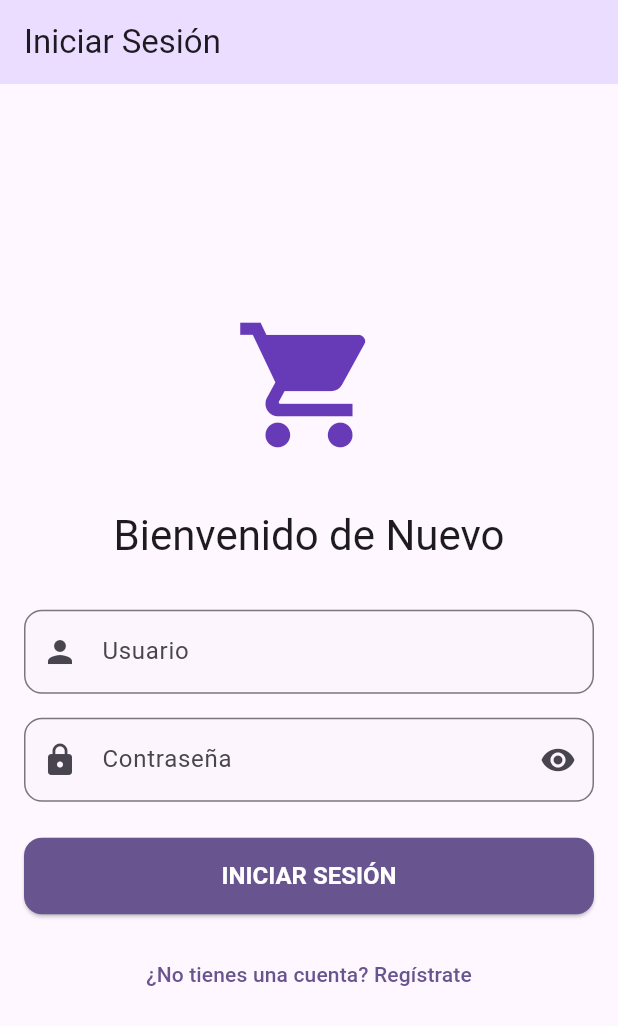
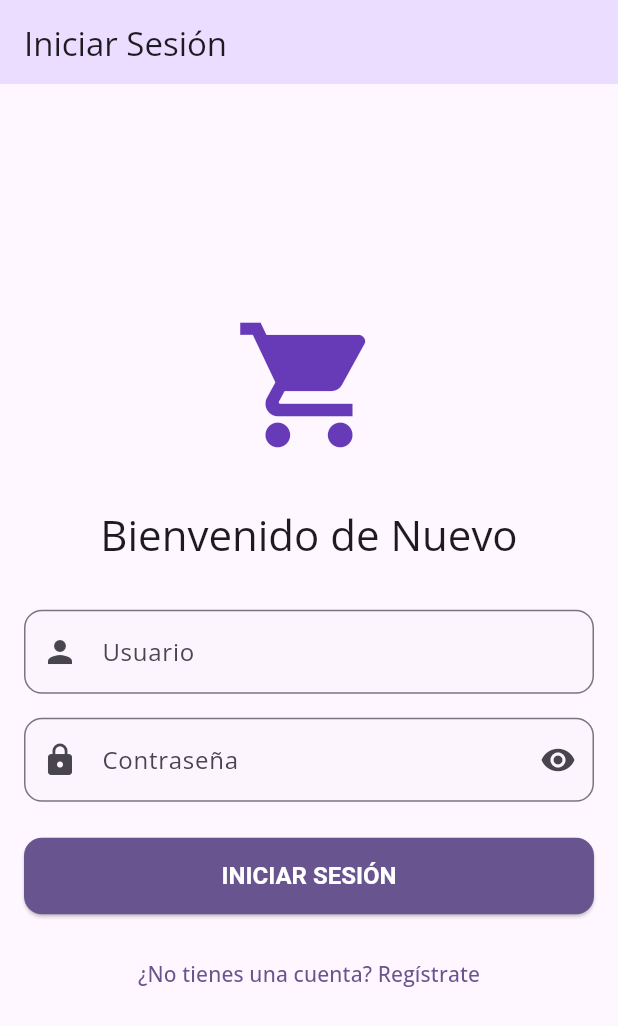
Before and after one commit to BugaPunk/Ecommerce_App, a Flutter app: the screen it shows after launch, on a phone screen of 412 x 824 dp. Shown: the top 1026 px of the screen. Run offline on Flutter 3.47's test engine with Material 3 defaults, Android fonts, the phone set to English and light mode, and no system bars; drawn by our look-alikes of dynamic_color; our stand-ins replace flutter_secure_storage, google_fonts, shared_preferences; accounts and stored records are empty.

Commit message:
App Login Finalizado

```diff
--- a/lib/main.dart
+++ b/lib/main.dart
@@ -1,6 +1,7 @@
 import 'package:flutter/material.dart';
 import 'package:provider/provider.dart';
 import 'package:dynamic_color/dynamic_color.dart';
+import 'package:google_fonts/google_fonts.dart';
 
 import 'providers/auth_provider.dart';
 import 'screens/login_screen.dart';
@@ -47,6 +48,9 @@ class MyApp extends StatelessWidget {
           theme: ThemeData(
             colorScheme: lightColorScheme,
             useMaterial3: true, // Enable Material 3
+            textTheme: GoogleFonts.openSansTextTheme(
+              Theme.of(context).textTheme,
+            ),
             inputDecorationTheme: InputDecorationTheme(
               filled: true,
               fillColor: lightColorScheme.surfaceVariant.withOpacity(0.1),
@@ -79,6 +83,13 @@ class MyApp extends StatelessWidget {
           darkTheme: ThemeData(
             colorScheme: darkColorScheme,
             useMaterial3: true,
+            textTheme: GoogleFonts.openSansTextTheme(
+              Theme.of(context).textTheme.copyWith(
+                // Ensure text is readable in dark mode
+                bodyLarge: Theme.of(context).textTheme.bodyLarge?.copyWith(color: Colors.white),
+                bodyMedium: Theme.of(context).textTheme.bodyMedium?.copyWith(color: Colors.white),
+              ),
+            ),
             inputDecorationTheme: InputDecorationTheme(
               filled: true,
               fillColor: darkColorScheme.surfaceVariant.withOpacity(0.1),
--- a/pubspec.yaml
+++ b/pubspec.yaml
@@ -49,6 +49,9 @@ dependencies:
 
   # Dynamic color support for Material You
   dynamic_color: ^1.6.9
+
+  # Google Fonts package for custom typography
+  google_fonts: ^6.1.0
 
 dev_dependencies:
   flutter_test:
```
Also changed, not shown: pubspec.lock.
